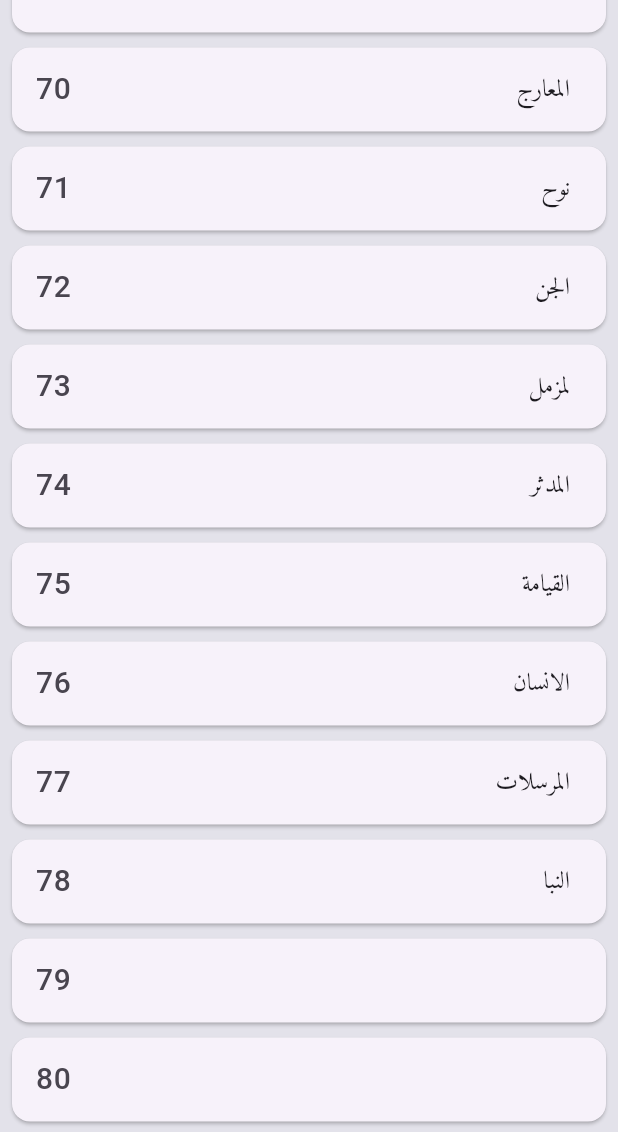
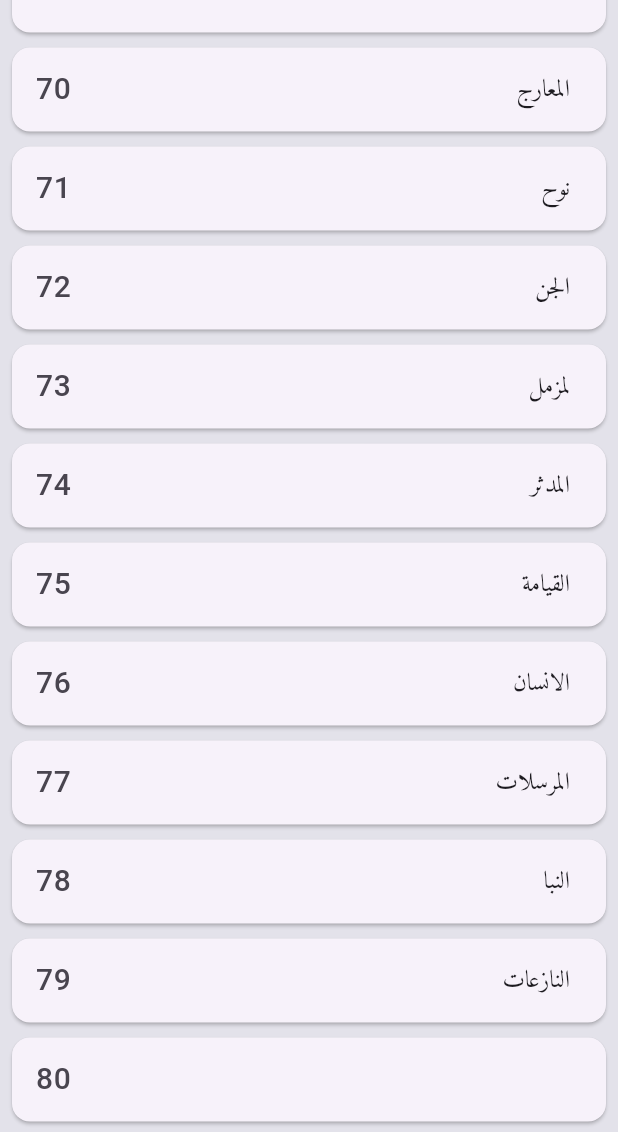
Before and after one commit to taha-majdlawi/werd_yawme_last_5_sections, a Flutter app: the screen it shows after launch, scrolled down 1728 dp, on a phone screen of 412 x 824 dp, the part 104-1236 px from its top. Run offline on Flutter 3.47's test engine with Material 3 defaults, Android fonts, the phone set to English and light mode, and no system bars; our stand-ins replace shared_preferences.

Commit message:
add "النازعات" surah

```diff
--- a/lib/constants.dart
+++ b/lib/constants.dart
@@ -2375,9 +2375,69 @@ final List<Surah> surahs = [
     ],
   ),
   Surah(
-    surahName: "",
+    surahName: "النازعات",
     surahNumber: 79,
-    werd: [Werd(werdFromTo: '', ayats: [])],
+    werd: [
+      Werd(
+        werdFromTo: '1-26',
+        ayats: [
+          "بسم الله الرحمن الرحيم",
+          "وَالنَّازِعَاتِ غَرْقًا (1)"
+              "وَالنَّاشِطَاتِ نَشْطًا (2)"
+              "وَالسَّابِحَاتِ سَبْحًا (3)"
+              "فَالسَّابِقَاتِ سَبْقًا (4)"
+              "فَالْمُدَبِّرَاتِ أَمْرًا (5)"
+              "يَوْمَ تَرْجُفُ الرَّاجِفَةُ (6)"
+              "تَتْبَعُهَا الرَّادِفَةُ (7)"
+              "قُلُوبٌ يَوْمَئِذٍ وَاجِفَةٌ (8)"
+              "أَبْصَارُهَا خَاشِعَةٌ (9)"
+              "يَقُولُونَ أَئِنَّا لَمَرْدُودُونَ فِي الْحَافِرَةِ (10)"
+              "أَئِذَا كُنَّا عِظَامًا نَّخِرَةً (11)"
+              "قَالُوا تِلْكَ إِذًا كَرَّةٌ خَاسِرَةٌ (12)"
+              "فَإِنَّمَا هِيَ زَجْرَةٌ وَاحِدَةٌ (13)"
+              "فَإِذَا هُم بِالسَّاهِرَةِ (14)"
+              "هَلْ أَتَىٰكَ حَدِيثُ مُوسَىٰ (15)"
+              "إِذْ نَادَاهُ رَبُّهُ بِالْوَادِ الْمُقَدَّسِ طُوًى (16)"
+              "اذْهَبْ إِلَىٰ فِرْعَوْنَ إِنَّهُ طَغَىٰ (17)"
+              "فَقُلْ هَل لَّكَ إِلَىٰ أَن تَزَكَّىٰ (18)"
+              "وَأَهْدِيَكَ إِلَىٰ رَبِّكَ فَتَخْشَىٰ (19)"
+              "فَأَرَاهُ الْآيَةَ الْكُبْرَىٰ (20)"
+              "فَكَذَّبَ وَعَصَىٰ (21)"
+              "ثُمَّ أَدْبَرَ يَسْعَىٰ (22)"
+              "فَحَشَرَ فَنَادَىٰ (23)"
+              "فَقَالَ أَنَا رَبُّكُمُ الْأَعْلَىٰ (24)"
+              "فَأَخَذَهُ اللَّهُ نَكَالَ الْآخِرَةِ وَالْأُولَىٰ (25)"
+              "إِنَّ فِي ذَٰلِكَ لَعِبْرَةً لِّمَن يَخْشَىٰ (26)",
+        ],
+      ),
+      Werd(
+        werdFromTo: '27-47',
+        ayats: [
+          "بسم الله الرحمن الرحيم",
+          "أَأَنتُمْ أَشَدُّ خَلْقًا أَمِ السَّمَاءُ بَنَاهَا (27)"
+              "رَفَعَ سَمْكَهَا فَسَوَّاهَا (28)"
+              "وَأَغْطَشَ لَيْلَهَا وَأَخْرَجَ ضُحَاهَا (29)"
+              "وَالْأَرْضَ بَعْدَ ذَٰلِكَ دَحَاهَا (30)"
+              "أَخْرَجَ مِنْهَا مَاءَهَا وَمَرْعَاهَا (31)"
+              "وَالْجِبَالَ أَرْسَاهَا (32)"
+              "مَتَاعًا لَّكُمْ وَلِأَنْعَامِكُمْ (33)"
+              "فَإِذَا جَاءَتِ الطَّامَّةُ الْكُبْرَىٰ (34)"
+              "يَوْمَ يَتَذَكَّرُ الْإِنسَانُ مَا سَعَىٰ (35)"
+              "وَبُرِّزَتِ الْجَحِيمُ لِمَن يَرَىٰ (36)"
+              "فَأَمَّا مَن طَغَىٰ (37)"
+              "وَآثَرَ الْحَيَاةَ الدُّنْيَا (38)"
+              "فَإِنَّ الْجَحِيمَ هِيَ الْمَأْوَىٰ (39)"
+              "وَأَمَّا مَنْ خَافَ مَقَامَ رَبِّهِ وَنَهَى النَّفْسَ عَنِ الْهَوَىٰ (40)"
+              "فَإِنَّ الْجَنَّةَ هِيَ الْمَأْوَىٰ (41)"
+              "يَسْأَلُونَكَ عَنِ السَّاعَةِ أَيَّانَ مُرْسَاهَا (42)"
+              "فِيمَ أَنتَ مِن ذِكْرَاهَا (43)"
+              "إِلَىٰ رَبِّكَ مُنتَهَاهَا (44)"
+              "إِنَّمَا أَنتَ مُنذِرُ مَن يَخْشَاهَا (45)"
+              "كَأَنَّهُمْ يَوْمَ يَرَوْنَهَا لَمْ يَلْبَثُوا إِلَّا عَشِيَّةً أَوْ ضُحَاهَا (46)"
+              "فَاصْبِرْ إِنَّ وَعْدَ اللَّهِ حَقٌّ فَإِمَّا نُرِيَنَّكَ بَعْضَ الَّذِي نَعِدُهُمْ أَوْ نَتَوَفَّيَنَّكَ فَإِلَيْنَا يُرْجَعُونَ (47)",
+        ],
+      ),
+    ],
   ),
   Surah(
     surahName: "",
```
